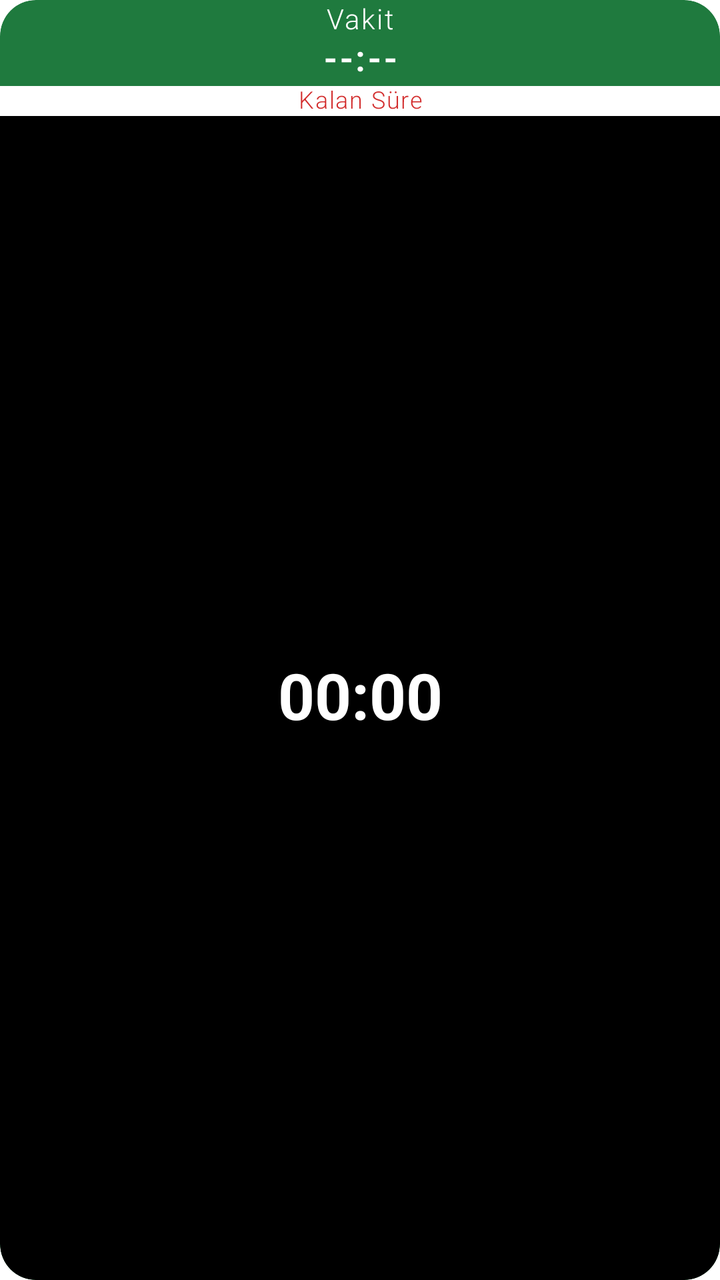
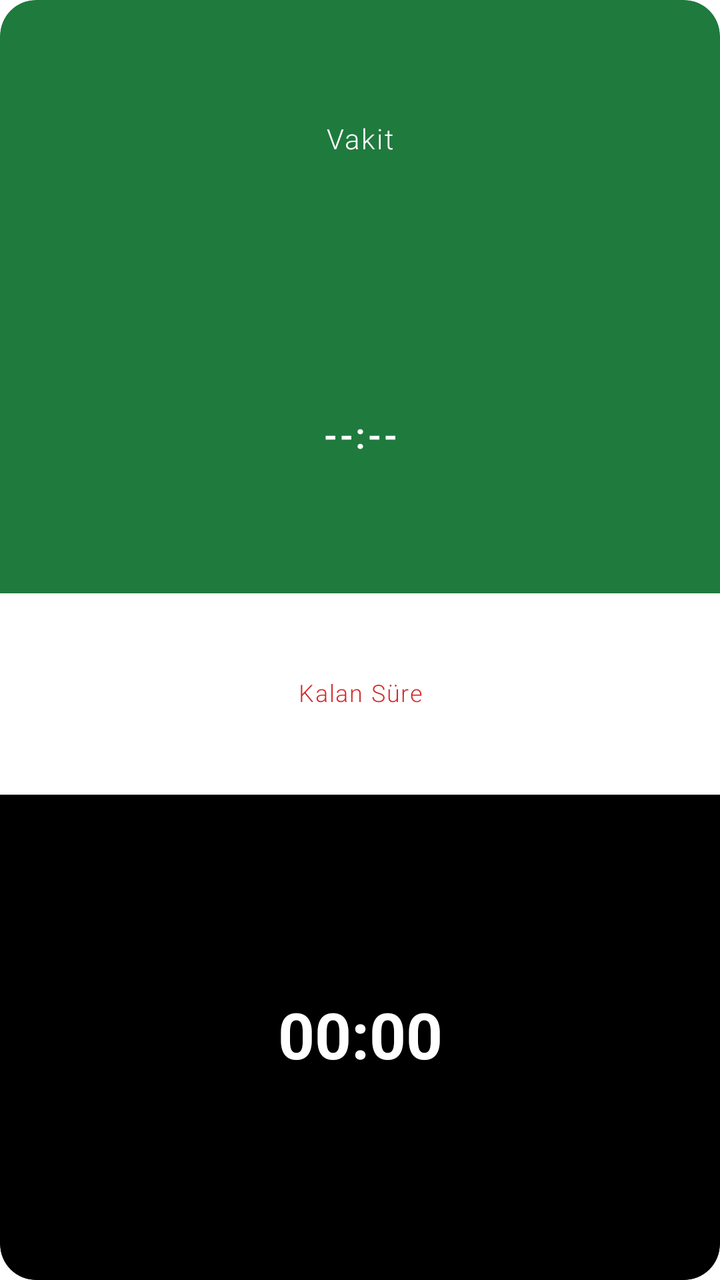

Before-and-after screenshots of an Android layout around one commit, followed by the original layout XML and the change that was made.
<!-- AndroidManifest.xml: fallback theme Theme.MaterialComponents.DayNight.NoActionBar -->
<!-- res/layout/prayer_time_widget.xml -->
<LinearLayout xmlns:android="http://schemas.android.com/apk/res/android"
    android:id="@+id/prayer_widget_root"
    android:layout_width="match_parent"
    android:layout_height="match_parent"
    android:background="@drawable/prayer_widget_background"
    android:clipToOutline="true"
    android:orientation="vertical">

    <TextView
        android:id="@+id/prayer_widget_label"
        android:layout_width="match_parent"
        android:layout_height="20dp"
        android:fontFamily="sans-serif-light"
        android:gravity="center"
        android:includeFontPadding="false"
        android:letterSpacing="0.05"
        android:maxLines="1"
        android:text="Vakit"
        android:textColor="#FFFFFF"
        android:textSize="14sp" />

    <TextView
        android:id="@+id/prayer_widget_time"
        android:layout_width="match_parent"
        android:layout_height="23dp"
        android:autoSizeMaxTextSize="18sp"
        android:autoSizeMinTextSize="14sp"
        android:autoSizeStepGranularity="1sp"
        android:autoSizeTextType="uniform"
        android:fontFamily="sans-serif-light"
        android:gravity="center"
        android:includeFontPadding="false"
        android:letterSpacing="0.07"
        android:maxLines="1"
        android:text="--:--"
        android:textColor="#FFFFFF"
        android:textSize="18sp"
        android:textStyle="bold"
        android:translationY="-2dp" />

    <LinearLayout
        android:layout_width="match_parent"
        android:layout_height="0dp"
        android:layout_weight="1"
        android:background="@drawable/prayer_widget_countdown_bottom"
        android:orientation="vertical">

        <FrameLayout
            android:layout_width="match_parent"
            android:layout_height="15dp"
            android:background="@drawable/prayer_widget_remaining_band">


            <TextView
                android:id="@+id/prayer_widget_remaining_label"
                android:layout_width="match_parent"
                android:layout_height="match_parent"
                android:fontFamily="sans-serif-light"
                android:gravity="center"
                android:includeFontPadding="false"
                android:letterSpacing="0.05"
                android:maxLines="1"
                android:text="Kalan Süre"
                android:textColor="#D32F2F"
                android:textSize="12sp" />
        </FrameLayout>

        <Chronometer
            android:id="@+id/prayer_widget_countdown"
            android:layout_width="match_parent"
            android:layout_height="0dp"
            android:layout_weight="1"
            android:autoSizeMaxTextSize="32sp"
            android:autoSizeMinTextSize="16sp"
            android:autoSizeStepGranularity="1sp"
            android:autoSizeTextType="uniform"
            android:gravity="center"
            android:includeFontPadding="false"
            android:maxLines="1"
            android:text="00:00:00"
            android:textColor="#FFFFFF"
            android:textSize="32sp"
            android:textStyle="bold" />
    </LinearLayout>
</LinearLayout>
<!-- resources referenced by this layout -->
<resources>
  <!-- drawable prayer_widget_background (drawable) -->
  <shape xmlns:android="http://schemas.android.com/apk/res/android">
      <solid android:color="#1F7A3E" />
      <corners android:radius="18dp" />
  </shape>
  <!-- drawable prayer_widget_countdown_bottom (drawable) -->
  <shape xmlns:android="http://schemas.android.com/apk/res/android">
      <solid android:color="#000000" />
      <corners
          android:bottomLeftRadius="18dp"
          android:bottomRightRadius="18dp" />
  </shape>
  <!-- drawable prayer_widget_remaining_band (drawable) -->
  <shape xmlns:android="http://schemas.android.com/apk/res/android">
      <solid android:color="#FFFFFF" />
  </shape>
</resources>

<!-- the commit's change to res/layout/prayer_time_widget.xml (unified diff, before → after) -->
@@ -4,12 +4,18 @@
     android:layout_height="match_parent"
     android:background="@drawable/prayer_widget_background"
     android:clipToOutline="true"
+    android:gravity="center"
     android:orientation="vertical">
 
     <TextView
         android:id="@+id/prayer_widget_label"
         android:layout_width="match_parent"
-        android:layout_height="20dp"
+        android:layout_height="0dp"
+        android:layout_weight="1.0"
+        android:autoSizeMaxTextSize="14sp"
+        android:autoSizeMinTextSize="8sp"
+        android:autoSizeStepGranularity="1sp"
+        android:autoSizeTextType="uniform"
         android:fontFamily="sans-serif-light"
         android:gravity="center"
         android:includeFontPadding="false"
@@ -22,9 +28,10 @@
     <TextView
         android:id="@+id/prayer_widget_time"
         android:layout_width="match_parent"
-        android:layout_height="23dp"
+        android:layout_height="0dp"
+        android:layout_weight="1.12"
         android:autoSizeMaxTextSize="18sp"
-        android:autoSizeMinTextSize="14sp"
+        android:autoSizeMinTextSize="11sp"
         android:autoSizeStepGranularity="1sp"
         android:autoSizeTextType="uniform"
         android:fontFamily="sans-serif-light"
@@ -35,26 +42,29 @@
         android:text="--:--"
         android:textColor="#FFFFFF"
         android:textSize="18sp"
-        android:textStyle="bold"
-        android:translationY="-2dp" />
+        android:textStyle="bold" />
 
     <LinearLayout
         android:layout_width="match_parent"
         android:layout_height="0dp"
-        android:layout_weight="1"
+        android:layout_weight="2.45"
         android:background="@drawable/prayer_widget_countdown_bottom"
         android:orientation="vertical">
 
         <FrameLayout
             android:layout_width="match_parent"
-            android:layout_height="15dp"
+            android:layout_height="0dp"
+            android:layout_weight="0.72"
             android:background="@drawable/prayer_widget_remaining_band">
-
 
             <TextView
                 android:id="@+id/prayer_widget_remaining_label"
                 android:layout_width="match_parent"
                 android:layout_height="match_parent"
+                android:autoSizeMaxTextSize="12sp"
+                android:autoSizeMinTextSize="7sp"
+                android:autoSizeStepGranularity="1sp"
+                android:autoSizeTextType="uniform"
                 android:fontFamily="sans-serif-light"
                 android:gravity="center"
                 android:includeFontPadding="false"
@@ -69,9 +79,9 @@
             android:id="@+id/prayer_widget_countdown"
             android:layout_width="match_parent"
             android:layout_height="0dp"
-            android:layout_weight="1"
+            android:layout_weight="1.73"
             android:autoSizeMaxTextSize="32sp"
-            android:autoSizeMinTextSize="16sp"
+            android:autoSizeMinTextSize="12sp"
             android:autoSizeStepGranularity="1sp"
             android:autoSizeTextType="uniform"
             android:gravity="center"
